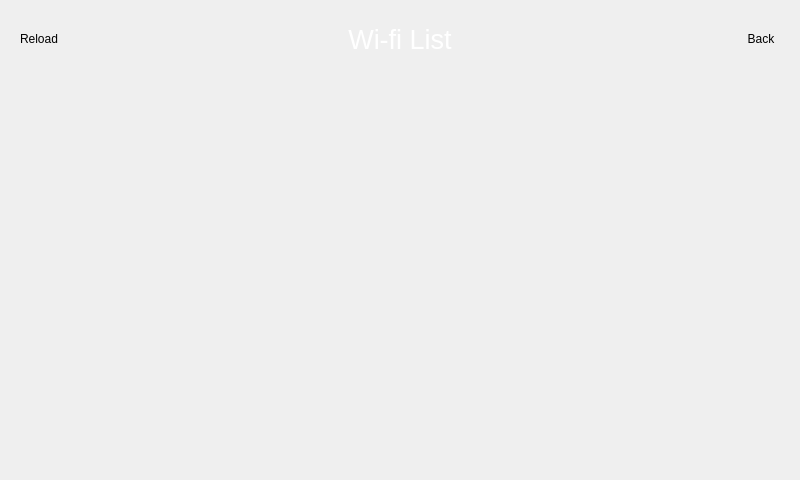
The window that BlocksScreen/lib/ui/wifiConnectivityWindow.ui (BlocksTechnology/BlocksScreen) describes before a commit, drawn with Qt 5.
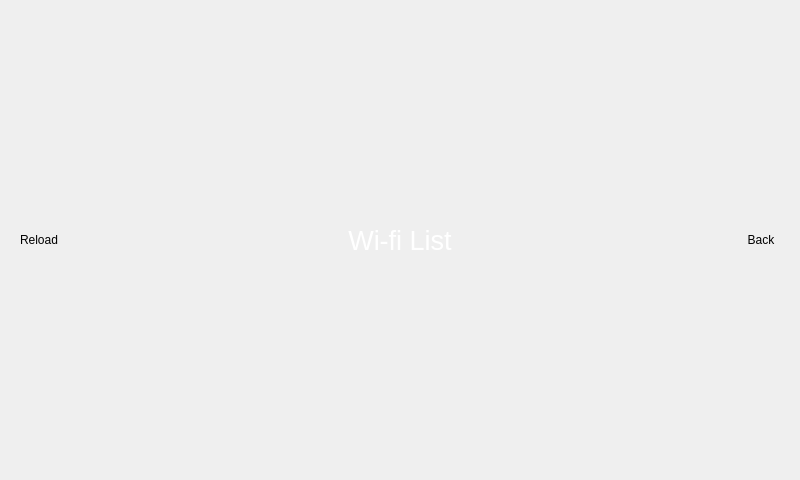
The same window after the commit. The open tabs and pages were chosen to show the change. Icons and pictures are not drawn. Custom widgets are drawn as their Qt base class.

Commit message: Del: ui Network list widget, handle that on page code

```diff
--- a/BlocksScreen/lib/ui/wifiConnectivityWindow.ui
+++ b/BlocksScreen/lib/ui/wifiConnectivityWindow.ui
@@ -564,6 +564,12 @@
       </item>
       <item>
        <widget class="QLabel" name="network_list_title">
+        <property name="maximumSize">
+         <size>
+          <width>16777215</width>
+          <height>60</height>
+         </size>
+        </property>
         <property name="palette">
          <palette>
           <active>
@@ -675,202 +681,7 @@
      </layout>
     </item>
     <item>
-     <layout class="QVBoxLayout" name="nl_content_layout">
-      <item>
-       <widget class="QListWidget" name="network_list_widget">
-        <property name="palette">
-         <palette>
-          <active>
-           <colorrole role="Button">
-            <brush brushstyle="SolidPattern">
-             <color alpha="0">
-              <red>0</red>
-              <green>0</green>
-              <blue>0</blue>
-             </color>
-            </brush>
-           </colorrole>
-           <colorrole role="Base">
-            <brush brushstyle="NoBrush">
-             <color alpha="255">
-              <red>0</red>
-              <green>0</green>
-              <blue>0</blue>
-             </color>
-            </brush>
-           </colorrole>
-           <colorrole role="Window">
-            <brush brushstyle="SolidPattern">
-             <color alpha="0">
-              <red>0</red>
-              <green>0</green>
-              <blue>0</blue>
-             </color>
-            </brush>
-           </colorrole>
-           <colorrole role="Highlight">
-            <brush brushstyle="SolidPattern">
-             <color alpha="0">
-              <red>0</red>
-              <green>120</green>
-              <blue>215</blue>
-             </color>
-            </brush>
-           </colorrole>
-           <colorrole role="Link">
-            <brush brushstyle="SolidPattern">
-             <color alpha="0">
-              <red>0</red>
-              <green>0</green>
-              <blue>255</blue>
-             </color>
-            </brush>
-           </colorrole>
-          </active>
-          <inactive>
-           <colorrole role="Button">
-            <brush brushstyle="SolidPattern">
-             <color alpha="0">
-              <red>0</red>
-              <green>0</green>
-              <blue>0</blue>
-             </color>
-            </brush>
-           </colorrole>
-           <colorrole role="Base">
-            <brush brushstyle="NoBrush">
-             <color alpha="255">
-              <red>0</red>
-              <green>0</green>
-              <blue>0</blue>
-             </color>
-            </brush>
-           </colorrole>
-           <colorrole role="Window">
-            <brush brushstyle="SolidPattern">
-             <color alpha="0">
-              <red>0</red>
-              <green>0</green>
-              <blue>0</blue>
-             </color>
-            </brush>
-           </colorrole>
-           <colorrole role="Highlight">
-            <brush brushstyle="SolidPattern">
-             <color alpha="0">
-              <red>0</red>
-              <green>120</green>
-              <blue>215</blue>
-             </color>
-            </brush>
-           </colorrole>
-           <colorrole role="Link">
-            <brush brushstyle="SolidPattern">
-             <color alpha="0">
-              <red>0</red>
-              <green>0</green>
-              <blue>255</blue>
-             </color>
-            </brush>
-           </colorrole>
-          </inactive>
-          <disabled>
-           <colorrole role="Button">
-            <brush brushstyle="SolidPattern">
-             <color alpha="0">
-              <red>0</red>
-              <green>0</green>
-              <blue>0</blue>
-             </color>
-            </brush>
-           </colorrole>
-           <colorrole role="Base">
-            <brush brushstyle="NoBrush">
-             <color alpha="255">
-              <red>0</red>
-              <green>0</green>
-              <blue>0</blue>
-             </color>
-            </brush>
-           </colorrole>
-           <colorrole role="Window">
-            <brush brushstyle="SolidPattern">
-             <color alpha="0">
-              <red>0</red>
-              <green>0</green>
-              <blue>0</blue>
-             </color>
-            </brush>
-           </colorrole>
-           <colorrole role="Highlight">
-            <brush brushstyle="SolidPattern">
-             <color alpha="0">
-              <red>0</red>
-              <green>120</green>
-              <blue>215</blue>
-             </color>
-            </brush>
-           </colorrole>
-           <colorrole role="Link">
-            <brush brushstyle="SolidPattern">
-             <color alpha="0">
-              <red>0</red>
-              <green>0</green>
-              <blue>255</blue>
-             </color>
-            </brush>
-           </colorrole>
-          </disabled>
-         </palette>
-        </property>
-        <property name="focusPolicy">
-         <enum>Qt::NoFocus</enum>
-        </property>
-        <property name="styleSheet">
-         <string notr="true">background-color:transparent</string>
-        </property>
-        <property name="frameShape">
-         <enum>QFrame::NoFrame</enum>
-        </property>
-        <property name="frameShadow">
-         <enum>QFrame::Sunken</enum>
-        </property>
-        <property name="verticalScrollBarPolicy">
-         <enum>Qt::ScrollBarAlwaysOff</enum>
-        </property>
-        <property name="horizontalScrollBarPolicy">
-         <enum>Qt::ScrollBarAlwaysOff</enum>
-        </property>
-        <property name="sizeAdjustPolicy">
-         <enum>QAbstractScrollArea::AdjustToContents</enum>
-        </property>
-        <property name="autoScroll">
-         <bool>false</bool>
-        </property>
-        <property name="showDropIndicator" stdset="0">
-         <bool>false</bool>
-        </property>
-        <property name="defaultDropAction">
-         <enum>Qt::IgnoreAction</enum>
-        </property>
-        <property name="alternatingRowColors">
-         <bool>false</bool>
-        </property>
-        <property name="selectionMode">
-         <enum>QAbstractItemView::NoSelection</enum>
-        </property>
-        <property name="selectionBehavior">
-         <enum>QAbstractItemView::SelectItems</enum>
-        </property>
-        <property name="verticalScrollMode">
-         <enum>QAbstractItemView::ScrollPerPixel</enum>
-        </property>
-        <property name="horizontalScrollMode">
-         <enum>QAbstractItemView::ScrollPerPixel</enum>
-        </property>
-       </widget>
-      </item>
-     </layout>
+     <layout class="QVBoxLayout" name="nl_content_layout"/>
     </item>
    </layout>
   </widget>
```
Left out of the diff: 14 changed lines with no effect on the pictures. The commit also changes 1 other file.
